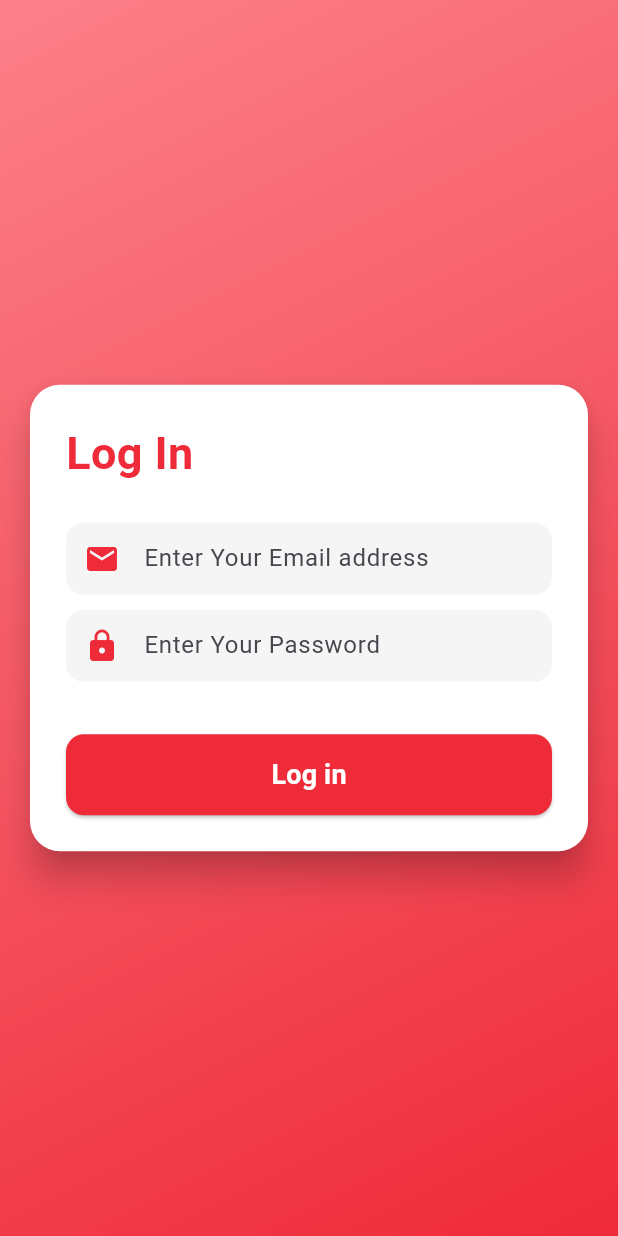
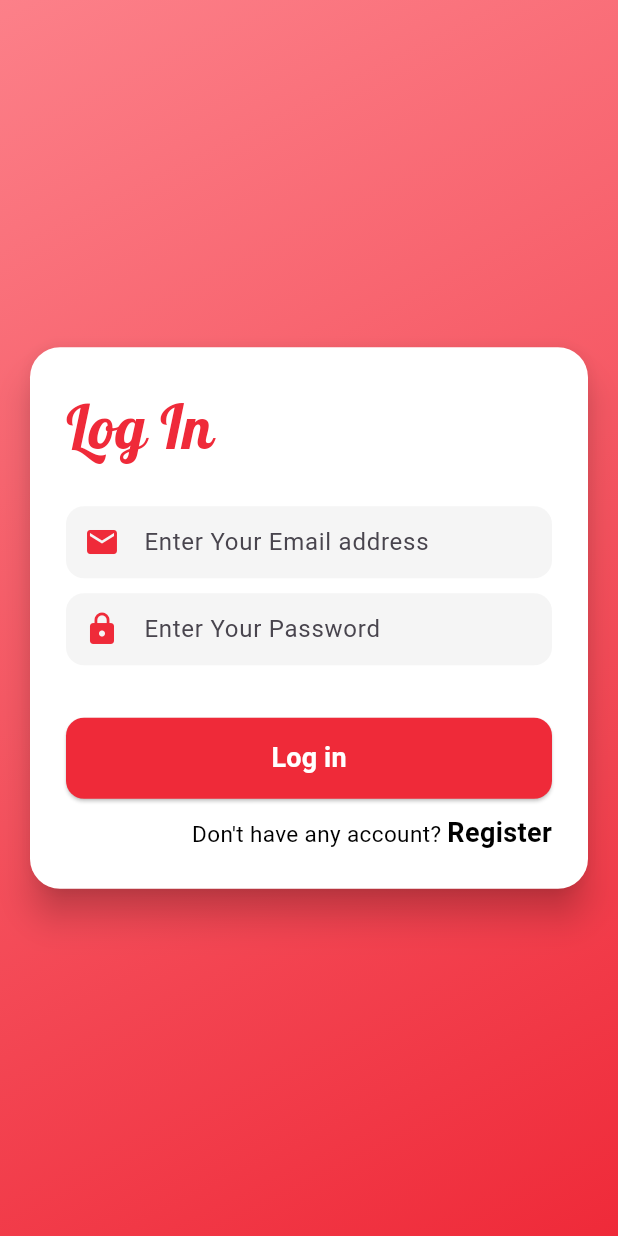
Before and after one commit to saifulhr/food_go_app, a Flutter app: the LogInScreen screen opened directly, on a phone screen of 412 x 824 dp. Run offline on Flutter 3.47's test engine with Material 3 defaults, Android fonts, the phone set to English and light mode, and no system bars; our stand-ins replace cloud_firestore, firebase_auth, firebase_core, get; accounts and stored records are empty; network calls fail.

Commit message:
add initial project

```diff
--- a/lib/controller/auth_controller.dart
+++ b/lib/controller/auth_controller.dart
@@ -14,12 +14,16 @@ class AuthController extends GetxController {
 
   var isLoading = false.obs;
 
-  // textfeild controller
-  final TextEditingController emailController = TextEditingController();
-  final TextEditingController passwordController = TextEditingController();
+  // textfeild controller SignUp
+  final TextEditingController signupemailController = TextEditingController();
+  final TextEditingController signuppasswordController = TextEditingController();
   final TextEditingController firstNameController = TextEditingController();
   final TextEditingController lastNameController = TextEditingController();
   final TextEditingController addressController = TextEditingController();
+  // Log In Contrller
+
+  final TextEditingController loginEmailController = TextEditingController();
+  final TextEditingController loginPasswordController = TextEditingController();
 
   // Signup Function
 
@@ -28,8 +32,8 @@ class AuthController extends GetxController {
       // UI screen Loading
       isLoading.value = true;
       User? user = await _authServices.signUp(
-        emailController.text,
-        passwordController.text,
+        signupemailController.text,
+        signuppasswordController.text,
         firstNameController.text,
         lastNameController.text,
         addressController.text,
@@ -53,13 +57,14 @@ class AuthController extends GetxController {
     }
   }
 
+  // Sign In function
   Future<void> signIn() async {
     try {
       isLoading.value = true;
 
       User? user = await _authServices.signIn(
-        emailController.text.trim(),
-        passwordController.text.trim(),
+        loginEmailController.text,
+        loginPasswordController.text,
       );
 
       if (user != null) {
@@ -76,11 +81,9 @@ class AuthController extends GetxController {
       }
     } on FirebaseAuthException catch (e) {
       String errorMessage = '';
-
+      // Cheack Wrong Email or Password
       if (e.code == 'user-not-found') {
         errorMessage = 'No user found for that email.';
-      } else if (e.code == 'wrong-password') {
-        errorMessage = 'Wrong password provided.';
       } else {
         errorMessage = 'Login failed. Please try again.';
       }
--- a/lib/view/log_in_screen.dart
+++ b/lib/view/log_in_screen.dart
@@ -2,6 +2,7 @@ import 'package:flutter/material.dart';
 import 'package:food_go_app/component/widgets/custom_button.dart';
 import 'package:food_go_app/component/widgets/text_feilds.dart';
 import 'package:food_go_app/controller/auth_controller.dart';
+import 'package:food_go_app/view/signup_screen.dart';
 import 'package:get/get.dart';
 
 class LogInScreen extends GetView<AuthController> {
@@ -11,6 +12,7 @@ class LogInScreen extends GetView<AuthController> {
   Widget build(BuildContext context) {
     Get.lazyPut(() => AuthController());
     return Scaffold(
+      // full screen section
       body: Container(
         width: double.infinity,
         height: double.infinity,
@@ -24,6 +26,7 @@ class LogInScreen extends GetView<AuthController> {
         child: Center(
           child: SingleChildScrollView(
             padding: const EdgeInsets.all(16),
+            // Screen Log In Form Card
             child: Card(
               shape: RoundedRectangleBorder(
                 borderRadius: BorderRadius.circular(20),
@@ -37,24 +40,24 @@ class LogInScreen extends GetView<AuthController> {
                   crossAxisAlignment: CrossAxisAlignment.start,
                   children: [
                     const Text(
-                      "Log In",
-                      style: TextStyle(
-                        fontSize: 30,
-                        fontWeight: FontWeight.bold,
-                        color: Color(0XFFef2a39),
-                      ),
+                    "Log In",
+                    style: TextStyle(
+                      fontSize: 40,
+                      fontFamily: 'Lobster',
+                      color: Color(0xffEF2A39),
                     ),
+                  ),
                     const SizedBox(height: 20),
 
                     //This is the TextFields Section
                     TextFeilds(
                       hintText: 'Enter Your Email address',
-                      controller: controller.emailController,
+                      controller: controller.loginEmailController,
                       icon: Icons.email,
                     ),
                     TextFeilds(
                       hintText: 'Enter Your Password',
-                      controller: controller.passwordController,
+                      controller: controller.loginPasswordController,
                       icon: Icons.lock,
                       isPassword: true,
                     ),
@@ -72,6 +75,33 @@ class LogInScreen extends GetView<AuthController> {
                               backgroundColor: Color(0XFFef2a39),
                             ),
                     ),
+                    SizedBox(height: 10,),
+                    Align(
+                      alignment: AlignmentGeometry.bottomRight,
+                      child: GestureDetector(
+                        onTap: () {
+                          Get.to(
+                            const SignupScreen(),
+                            transition: Transition.noTransition,
+                          );
+                        },
+                        child: Text.rich(
+                          TextSpan(
+                            text: "Don't have any account? ",
+                            style: TextStyle(fontSize: 15, color: Colors.black),
+                            children: [
+                              TextSpan(
+                                text: "Register",
+                                style: TextStyle(
+                                  fontSize: 18,
+                                  fontWeight: FontWeight.bold,
+                                ),
+                              ),
+                            ],
+                          ),
+                        ),
+                      ),
+                    ),
                   ],
                 ),
               ),
```
Also changed, not shown: lib/view/signup_screen.dart (+18 -6 lines), lib/component/widgets/custom_button.dart (line endings or trailing spaces).
